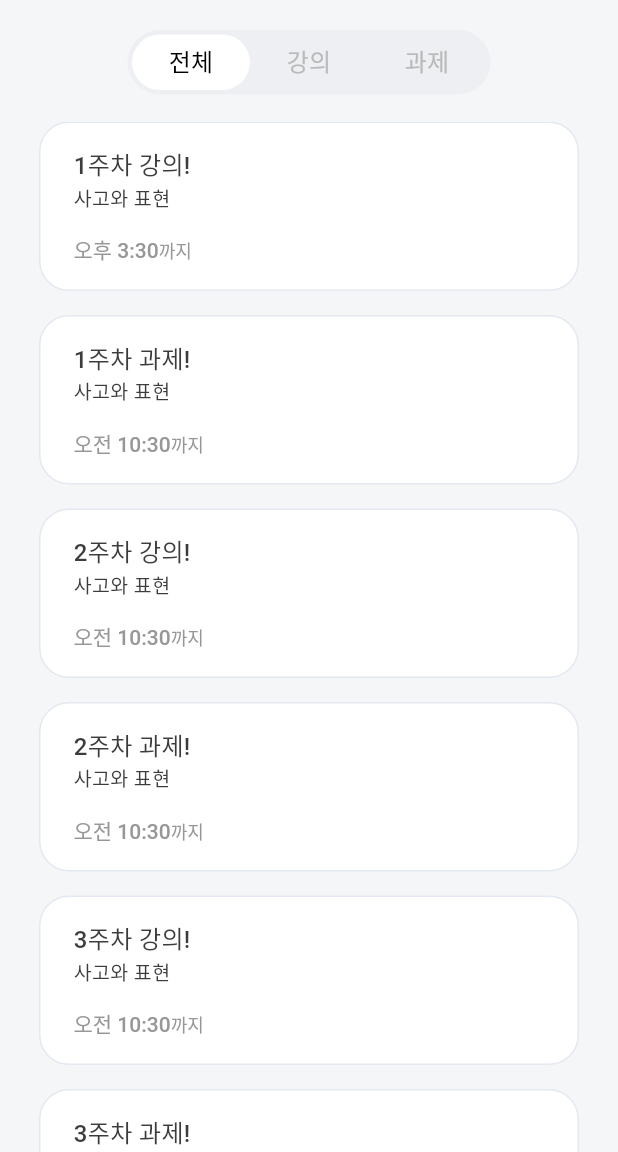
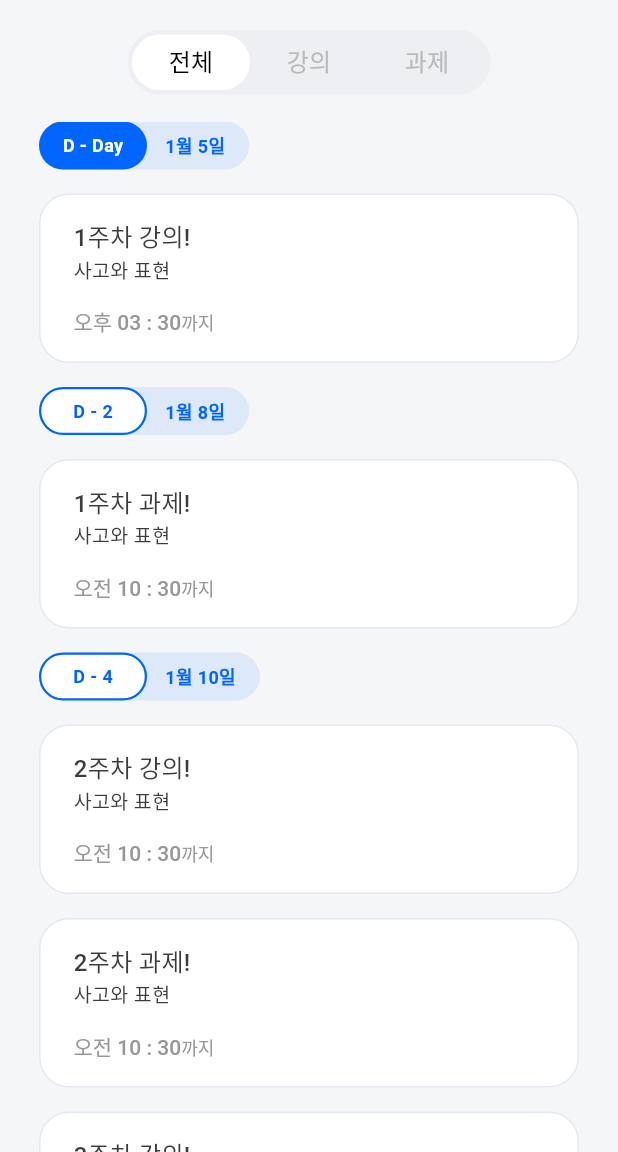
Before and after one commit to KGU-SOPIO/ACHA-App, a Flutter app: the NotificationScreen screen opened directly, on a phone screen of 412 x 824 dp, the part 84-1236 px from its top. Run offline on Flutter 3.47's test engine with Material 3 defaults, Android fonts, the phone set to English and light mode, and no system bars; our stand-ins replace carousel_slider, dio, equatable, flutter_bloc, flutter_secure_storage, flutter_svg and 4 more; missing offline and left inert: stacked_list_carousel; accounts and stored records are empty; Roboto replaces fonts that are missing (Pretendard); project files that could hold a hidden picture were left out.

Commit message:
REFACTOR : Course Model

```diff
--- a/lib/extensions/date_extensions.dart
+++ b/lib/extensions/date_extensions.dart
@@ -1,13 +1,9 @@
 import 'package:intl/intl.dart';
 
 extension DateTimeExtensions on DateTime {
-  String formatDate({required String pattern}) {
-    return DateFormat(pattern, 'ko').format(this);
-  }
+  String formatDate({required String pattern}) => DateFormat(pattern, 'ko').format(this);
 
-  String toTimeLeftFormattedTime() {
-    return formatDate(pattern: 'a h:m');
-  }
+  String toTimeLeftFormattedTime() => formatDate(pattern: 'a hh : mm');
 
   String toDDay() {
     final difference = this.difference(DateTime.now()).inDays;
@@ -20,4 +16,9 @@ extension DateTimeExtensions on DateTime {
       return "D + ${difference.abs()}";
     }
   }
+
+  bool isDDay() {
+    final today = DateTime.now();
+    return year == today.year && month == today.month && day == today.day;
+  }
 }
--- a/lib/models/course/course.dart
+++ b/lib/models/course/course.dart
@@ -20,6 +20,24 @@ class Course with _$Course {
 
   factory Course.fromJson(Map<String, dynamic> json) => _$CourseFromJson(json);
 
+  /// 활동들을 날짜별로 그룹화합니다.
+  Map<DateTime, List<Activity>> _groupActivities(List<Activity> activities) {
+    final Map<DateTime, List<Activity>> group = {};
+
+    for (final activity in activities) {
+      final key = DateTime(activity.deadline!.year, activity.deadline!.month, activity.deadline!.day);
+      group.putIfAbsent(key, () => []).add(activity);
+    }
+
+    return group.map(
+      (date, activitiesList) {
+        activitiesList.sort((a, b) => a.deadline!.compareTo(b.deadline!));
+        return MapEntry(date, activitiesList);
+      }
+    )..entries.toList().sort((a, b) => a.key.compareTo(b.key));
+  }
+
+  /// 조건에 따라 필터링된 활동 목록을 반환합니다.
   List<dynamic> getActivitiesByTypes({required Set<ActivityType> types, required bool onlyWithDeadline, required bool flat}) {
     if (flat) {
       return activities.expand(
@@ -32,19 +50,25 @@ class Course with _$Course {
     return activities.map(
       (weekActivities) => weekActivities.where(
         (activity) => types.contains(activity.activityType) && (!onlyWithDeadline || activity.deadline != null)
-      ).toList()
+      ).cast<Activity>().toList()
     ).toList();
   }
 
-  List<dynamic> getLectureActivities({bool onlyWithDeadline=true, bool flat=false}) {
-    return getActivitiesByTypes(types: {ActivityType.video}, onlyWithDeadline: onlyWithDeadline, flat: flat);
+  /// 조건에 따라 그룹화된 활동 목록을 반환합니다.
+  dynamic getActivities({required Set<ActivityType> types, required bool onlyWithDeadline, required bool flat, required bool group}) {
+    if (group) {
+      final filteredActivities = getActivitiesByTypes(types: types, onlyWithDeadline: onlyWithDeadline, flat: true);
+      return _groupActivities(filteredActivities.cast<Activity>());
+    }
+    return getActivitiesByTypes(types: types, onlyWithDeadline: onlyWithDeadline, flat: flat).cast<Activity>();
   }
 
-  List<dynamic> getAssignmentActivities({bool onlyWithDeadline=true, bool flat=false}) {
-    return getActivitiesByTypes(types: {ActivityType.video}, onlyWithDeadline: onlyWithDeadline, flat: flat);
-  }
+  /// 강의 목록 반환
+  dynamic getLectureActivities({bool onlyWithDeadline = true, bool flat = false, bool group = false}) => getActivities(types: {ActivityType.video}, onlyWithDeadline: onlyWithDeadline, flat: flat, group: group);
 
-  List<dynamic> getLectureAndAssignmentActivities({bool onlyWithDeadline=true, bool flat=false}) {
-    return getActivitiesByTypes(types: {ActivityType.video, ActivityType.assignment}, onlyWithDeadline: onlyWithDeadline, flat: flat);
-  }
+  /// 과제 목록 반환
+  dynamic getAssignmentActivities({bool onlyWithDeadline = true, bool flat = false, bool group = false}) => getActivities(types: {ActivityType.assignment}, onlyWithDeadline: onlyWithDeadline, flat: flat, group: group);
+
+  /// 강의, 과제 목록 반환
+  dynamic getLectureAndAssignmentActivities({bool onlyWithDeadline = true, bool flat = false, bool group = false}) => getActivities(types: {ActivityType.video, ActivityType.assignment}, onlyWithDeadline: onlyWithDeadline, flat: flat, group: group);
 }
--- a/lib/screens/notification.dart
+++ b/lib/screens/notification.dart
@@ -120,9 +120,9 @@ class _NotificationScreenState extends State<NotificationScreen> with SingleTick
           body: TabBarView(
             controller: _tabController,
             children: [
-              _buildActivityListView(data.getLectureAndAssignmentActivities(flat: true)),
-              _buildActivityListView(data.getLectureActivities(flat: true)),
-              _buildActivityListView(data.getAssignmentActivities(flat: true))
+              _buildActivityListView(data.getLectureAndAssignmentActivities(group: true)),
+              _buildActivityListView(data.getLectureActivities(group: true)),
+              _buildActivityListView(data.getAssignmentActivities(group: true))
             ]
           )
         )
@@ -130,27 +130,38 @@ class _NotificationScreenState extends State<NotificationScreen> with SingleTick
     );
   }
 
-  Widget _buildActivityListView(List<dynamic> activities) {
-    if (activities.isEmpty) {
+  Widget _buildActivityListView(Map<DateTime, List<Activity>> groupedActivities) {
+    if (groupedActivities.isEmpty) {
       return Center(
         child: Text(
           "다 끝내셨군요! 고생하셨어요"
-        ),
+        )
       );
     }
 
     return ListView.builder(
-      itemCount: activities.length,
+      itemCount: groupedActivities.length,
       itemBuilder: (context, index) {
-        final activity = activities[index] as Activity;
+        final entry = groupedActivities.entries.elementAt(index);
+        final date = entry.key;
+        final activities = entry.value;
         return Padding(
           padding: const EdgeInsets.symmetric(horizontal: 26),
-          child: ActivityContainer(
-            title: activity.name!,
-            course: data.name,
-            deadline: activity.deadline!.toTimeLeftFormattedTime(),
-            margin: EdgeInsets.only(bottom: 16),
-            backgroundColor: Colors.white
+          child: Column(
+            crossAxisAlignment: CrossAxisAlignment.start,
+            children: [
+              DDayContainer(deadline: date),
+              SizedBox(height: 16),
+              ...activities.map(
+                (activity) => ActivityContainer(
+                  title: activity.name!,
+                  course: data.name,
+                  deadline: activity.deadline!.toTimeLeftFormattedTime(),
+                  margin: EdgeInsets.only(bottom: 16),
+                  backgroundColor: Colors.white
+                )
+              )
+            ]
           )
         );
       }
--- a/lib/widgets/containers/d_day_container.dart
+++ b/lib/widgets/containers/d_day_container.dart
@@ -1,6 +1,4 @@
 import 'package:flutter/material.dart';
-
-import 'package:intl/intl.dart';
 
 import 'package:acha/extensions/index.dart';
 
@@ -11,43 +9,61 @@ class DDayContainer extends StatelessWidget {
 
   @override
   Widget build(BuildContext context) {
+    final bool isDDay = deadline.isDDay();
+    final Color primaryColor = const Color.fromARGB(255, 0, 102, 255);
+
     return DecoratedBox(
       decoration: BoxDecoration(
-        color: Color.fromARGB(25, 0, 102, 255),
+        color: primaryColor.withValues(alpha: 0.1),
         borderRadius: BorderRadius.circular(20)
       ),
       child: Row(
         mainAxisSize: MainAxisSize.min,
         children: [
-          Container(
-            padding: EdgeInsets.symmetric(horizontal: 12, vertical: 6),
+          _buildDDayContainer(isDDay, primaryColor),
+          _buildDateContainer(primaryColor)
+        ]
+      )
+    );
+  }
+
+  Widget _buildDDayContainer(bool isDDay, Color primaryColor) {
+    return Container(
+      width: 72,
+      padding: const EdgeInsets.symmetric(horizontal: 12, vertical: 6),
       decoration: BoxDecoration(
-              color: Color.fromARGB(255, 0, 102, 255),
-              borderRadius: BorderRadius.circular(20)
+        color: isDDay ? primaryColor : Colors.white,
+        borderRadius: BorderRadius.circular(20),
+        border: Border.all(
+          color: isDDay ? Colors.transparent : primaryColor,
+          width: 1.5
+        )
       ),
+      child: Center(
         child: Text(
           deadline.toDDay(),
           style: TextStyle(
             fontSize: 12,
             fontFamily: "Pretendard",
             fontWeight: FontWeight.w700,
-                color: Colors.white
+            color: isDDay ? Colors.white : primaryColor
           )
         )
-          ),
-          Container(
-            padding: EdgeInsets.only(left: 12, right: 16, top: 6, bottom: 6),
+      )
+    );
+  }
+
+  Widget _buildDateContainer(Color primaryColor) {
+    return Container(
+      padding: const EdgeInsets.only(left: 12, right: 16, top: 6, bottom: 6),
       child: Text(
-              DateFormat("M월 d일").format(deadline),
+        deadline.formatDate(pattern: "M월 d일"),
         style: TextStyle(
           fontSize: 12,
           fontFamily: "Pretendard",
           fontWeight: FontWeight.w700,
-                color: Color.fromARGB(255, 0, 102, 255)
+          color: primaryColor
         )
-            )
-          )
-        ]
       )
     );
   }
```
Lines whose indentation alone changed are shown as unchanged.
